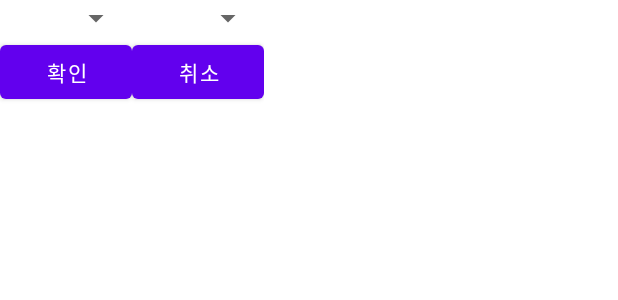
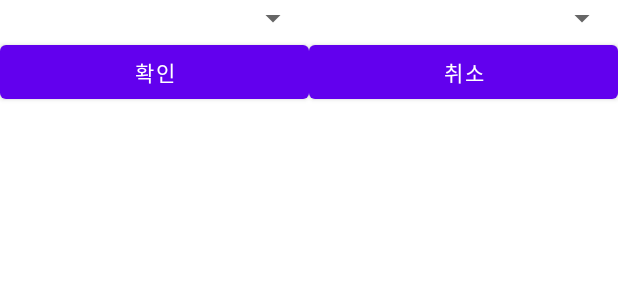
Before and after one commit to InuCapStone2020/ProjectSpark, an Android app: the layout local_dialog.xml on its own in the app's theme, with its tools: preview values and no code run, on a phone screen of 412 x 824 dp. Shown: the top 300 px of the screen. Run offline under Robolectric (Android 15) with nearby library versions, the phone set to English and light mode, and no system bars.

Commit message:
03/01 updated

```diff
--- a/Application/app/src/main/java/inu/project/spark/mSharedPreferences.kt
+++ b/Application/app/src/main/java/inu/project/spark/mSharedPreferences.kt
@@ -118,6 +118,7 @@ class mSharedPreferences (context: Context){
                     locallist.add(tempObject.toString())
                     i++
                 }
+                // 지역별 정렬 추가
             }
             catch(e:Exception){
                 e.printStackTrace()
@@ -135,6 +136,7 @@ class mSharedPreferences (context: Context){
         var arr = JSONArray()
         if (strjson != null){
             try{
+                // ++ sort array
                 localinfo = JSONObject(strjson)
                 arr = localinfo.getJSONArray(localarray)
                 var i:Int = 0
--- a/Application/app/src/main/res/layout/local_dialog.xml
+++ b/Application/app/src/main/res/layout/local_dialog.xml
@@ -1,6 +1,6 @@
 <?xml version="1.0" encoding="utf-8"?>
 <LinearLayout xmlns:android="http://schemas.android.com/apk/res/android"
-    android:layout_width="wrap_content"
+    android:layout_width="match_parent"
     android:layout_height="wrap_content"
     android:orientation="vertical">
 
```
Also changed, not shown: Application/app/src/main/java/inu/project/spark/localFragment.kt (+6 -5 lines).
